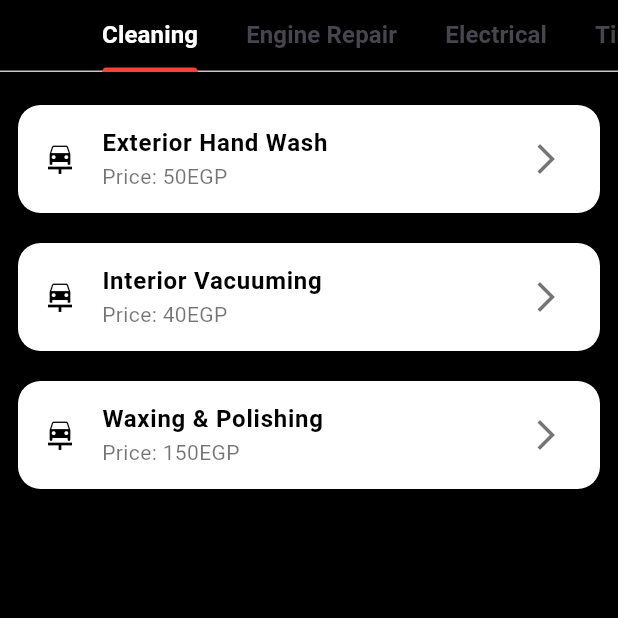
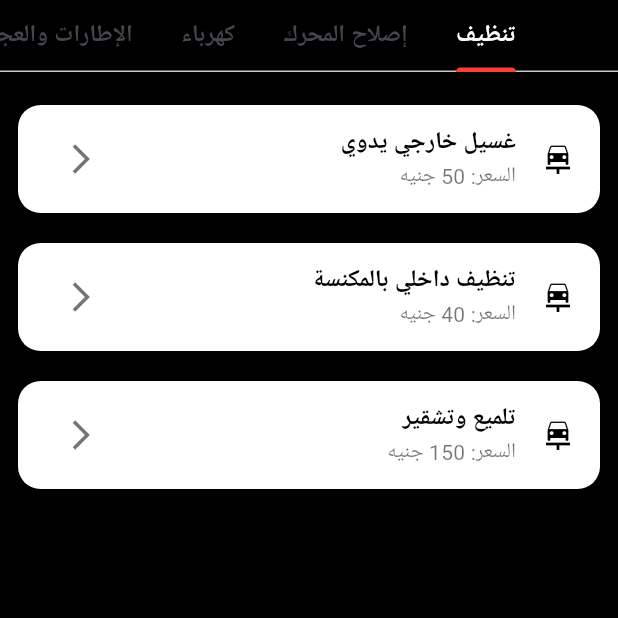
Before and after one commit to ahmedmelsayed74/Rodify, a Flutter app: the MaintenanceScreen screen opened directly, on a phone screen of 412 x 824 dp, the top half of it. Run offline on Flutter 3.47's test engine with Material 3 defaults, Android fonts, the light colour scheme and no system bars; our stand-ins replace google_nav_bar.

Commit message:
Update maintenance_screen.dart

```diff
--- a/lib/maintenance_screen.dart
+++ b/lib/maintenance_screen.dart
@@ -10,38 +10,38 @@ class _MaintenanceScreenState extends State<MaintenanceScreen>
   late TabController _tabController;
 
   final List<String> categories = [
-    "Cleaning",
-    "Engine Repair",
-    "Electrical",
-    "Tires & Wheels",
-    "Other Services"
+    "تنظيف",
+    "إصلاح المحرك",
+    "كهرباء",
+    "الإطارات والعجلات",
+    "خدمات أخرى"
   ];
 
   final List<List<Map<String, String>>> maintenanceServices = [
     [
-      {'name': 'Exterior Hand Wash', 'price': '50EGP'},
-      {'name': 'Interior Vacuuming', 'price': '40EGP'},
-      {'name': 'Waxing & Polishing', 'price': '150EGP'},
+      {'name': 'غسيل خارجي يدوي', 'price': '50 جنيه'},
+      {'name': 'تنظيف داخلي بالمكنسة', 'price': '40 جنيه'},
+      {'name': 'تلميع وتشقير', 'price': '150 جنيه'},
     ],
     [
-      {'name': 'OBD-II Scanner Reading', 'price': '30EGP'},
-      {'name': 'Engine Performance Analysis', 'price': '50EGP'},
-      {'name': 'Oil Change', 'price': '40EGP'},
+      {'name': 'قراءة ماسح OBD-II', 'price': '30 جنيه'},
+      {'name': 'تحليل أداء المحرك', 'price': '50 جنيه'},
+      {'name': 'تغيير زيت', 'price': '40 جنيه'},
     ],
     [
-      {'name': 'Battery Testing', 'price': '90EGP'},
-      {'name': 'Starter Motor Repair', 'price': '180EGP'},
-      {'name': 'Alternator Replacement', 'price': '150EGP'},
+      {'name': 'اختبار البطارية', 'price': '90 جنيه'},
+      {'name': 'إصلاح بادئ التشغيل', 'price': '180 جنيه'},
+      {'name': 'تغيير الدينامو', 'price': '150 جنيه'},
     ],
     [
-      {'name': 'Tire Rotation', 'price': '70EGP'},
-      {'name': 'Rim Polishing', 'price': '60EGP'},
-      {'name': 'Wheel Alignment', 'price': '100EGP'},
+      {'name': 'تدوير الإطارات', 'price': '70 جنيه'},
+      {'name': 'تلميع الجنط', 'price': '60 جنيه'},
+      {'name': 'وزن الزوايا', 'price': '100 جنيه'},
     ],
     [
-      {'name': 'Air Conditioning Service', 'price': '120EGP'},
-      {'name': 'Rust Protection Treatment', 'price': '150EGP'},
-      {'name': 'Odor Removal', 'price': '80EGP'},
+      {'name': 'خدمة التكييف', 'price': '120 جنيه'},
+      {'name': 'معالجة الحماية من الصدأ', 'price': '150 جنيه'},
+      {'name': 'إزالة الروائح', 'price': '80 جنيه'},
     ],
   ];
 
@@ -53,7 +53,9 @@ class _MaintenanceScreenState extends State<MaintenanceScreen>
 
   @override
   Widget build(BuildContext context) {
-    return Scaffold(
+    return Directionality(
+      textDirection: TextDirection.rtl, // لجعل الاتجاه من اليمين لليسار
+      child: Scaffold(
         backgroundColor: Colors.black,
         appBar: AppBar(
           backgroundColor: Colors.black,
@@ -63,7 +65,7 @@ class _MaintenanceScreenState extends State<MaintenanceScreen>
             controller: _tabController,
             isScrollable: true,
             indicatorColor: Colors.red,
-          labelStyle: TextStyle(fontSize: 16, fontWeight: FontWeight.bold,color: Colors.white),
+            labelStyle: TextStyle(fontSize: 16, fontWeight: FontWeight.bold, color: Colors.white),
             tabs: categories
                 .map((category) => Tab(text: category))
                 .toList(),
@@ -74,6 +76,7 @@ class _MaintenanceScreenState extends State<MaintenanceScreen>
           children: List.generate(categories.length, (index) {
             return _buildServiceList(maintenanceServices[index]);
           }),
+        ),
       ),
     );
   }
@@ -97,9 +100,9 @@ class _MaintenanceScreenState extends State<MaintenanceScreen>
         leading: Icon(Icons.car_repair, color: Colors.black),
         title: Text(service['name']!,
             style: TextStyle(fontWeight: FontWeight.bold, color: Colors.black)),
-        subtitle: Text("Price: ${service['price']}",
+        subtitle: Text("السعر: ${service['price']}",
             style: TextStyle(color: Colors.black54)),
-        trailing: Icon(Icons.arrow_forward_ios, color: Colors.black54),
+        trailing: Icon(Icons.arrow_back_ios, color: Colors.black54),
         onTap: () {
           _showServiceDetails(service);
         },
@@ -122,7 +125,7 @@ class _MaintenanceScreenState extends State<MaintenanceScreen>
               Text(service['name']!,
                   style: TextStyle(color: Colors.white, fontSize: 20, fontWeight: FontWeight.bold)),
               SizedBox(height: 10),
-              Text("Price: ${service['price']}",
+              Text("السعر: ${service['price']}",
                   style: TextStyle(color: Colors.red, fontSize: 18)),
               SizedBox(height: 20),
               ElevatedButton.icon(
@@ -133,13 +136,12 @@ class _MaintenanceScreenState extends State<MaintenanceScreen>
                   padding: EdgeInsets.symmetric(vertical: 12, horizontal: 24),
                 ),
                 icon: Icon(Icons.check_circle, color: Colors.white),
-                label: Text("Confirm Service", style: TextStyle(fontSize: 16)),
+                label: Text("تأكيد الخدمة", style: TextStyle(fontSize: 16)),
                 onPressed: () {
                   Navigator.pop(context);
                   ScaffoldMessenger.of(context).showSnackBar(
                     SnackBar(
-                      content:
-                      Text('${service['name']} added to your order!'),
+                      content: Text('${service['name']} تمت إضافتها إلى طلبك!'),
                       backgroundColor: Colors.green,
                     ),
                   );
```
Lines whose indentation alone changed are shown as unchanged.
